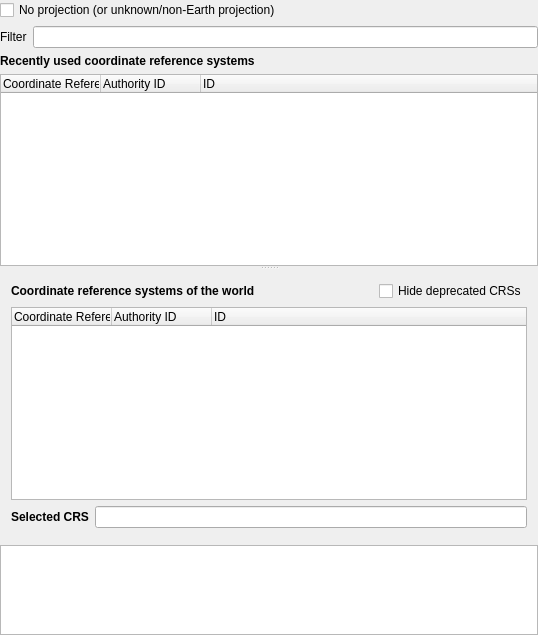
Above: src/ui/qgsprojectionselectorbase.ui from carsmie/QGIS before the change. Below: the same form after it.
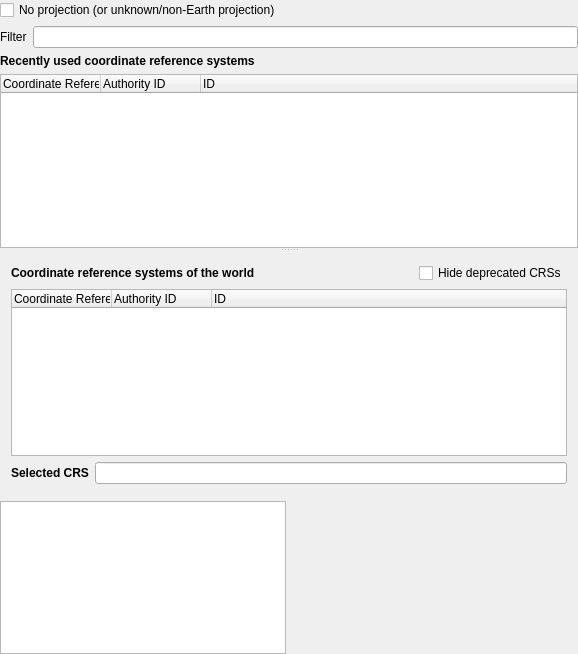
That is the form after the change. Icons and pictures are not drawn. Custom widgets are drawn as their Qt base class.

Diff of the .ui file:
```diff
--- a/src/ui/qgsprojectionselectorbase.ui
+++ b/src/ui/qgsprojectionselectorbase.ui
@@ -6,8 +6,8 @@
    <rect>
     <x>0</x>
     <y>0</y>
-    <width>538</width>
-    <height>635</height>
+    <width>578</width>
+    <height>654</height>
    </rect>
   </property>
   <property name="sizePolicy">
@@ -246,17 +246,28 @@
        </widget>
       </item>
       <item row="4" column="0">
+       <layout class="QHBoxLayout" name="horizontalLayout_4">
+        <property name="topMargin">
+         <number>0</number>
+        </property>
+        <item>
        <widget class="QTextEdit" name="teProjection">
+          <property name="sizePolicy">
+           <sizepolicy hsizetype="Expanding" vsizetype="Expanding">
+            <horstretch>0</horstretch>
+            <verstretch>0</verstretch>
+           </sizepolicy>
+          </property>
         <property name="minimumSize">
          <size>
           <width>0</width>
-          <height>40</height>
+            <height>0</height>
          </size>
         </property>
         <property name="maximumSize">
          <size>
           <width>16777215</width>
-          <height>90</height>
+            <height>16777215</height>
          </size>
         </property>
         <property name="baseSize">
@@ -273,6 +284,38 @@
         </property>
        </widget>
       </item>
+        <item>
+         <layout class="QVBoxLayout" name="verticalLayout">
+          <property name="rightMargin">
+           <number>0</number>
+          </property>
+          <item>
+           <widget class="QgsMapCanvas" name="mAreaCanvas" native="true">
+            <property name="sizePolicy">
+             <sizepolicy hsizetype="Expanding" vsizetype="Expanding">
+              <horstretch>0</horstretch>
+              <verstretch>0</verstretch>
+             </sizepolicy>
+            </property>
+            <property name="minimumSize">
+             <size>
+              <width>117</width>
+              <height>0</height>
+             </size>
+            </property>
+            <property name="maximumSize">
+             <size>
+              <width>16777214</width>
+              <height>16777215</height>
+             </size>
+            </property>
+            <zorder>mExtentsLabel</zorder>
+           </widget>
+          </item>
+         </layout>
+        </item>
+       </layout>
+      </item>
      </layout>
     </widget>
    </item>
@@ -295,6 +338,12 @@
    <extends>QLineEdit</extends>
    <header>qgsfilterlineedit.h</header>
   </customwidget>
+  <customwidget>
+   <class>QgsMapCanvas</class>
+   <extends>QWidget</extends>
+   <header>qgsmapcanvas.h</header>
+   <container>1</container>
+  </customwidget>
  </customwidgets>
  <tabstops>
   <tabstop>leSearch</tabstop>
```
Left out of the diff: 55 changed lines with no effect on the pictures. Lines whose indentation alone changed are shown as unchanged.
